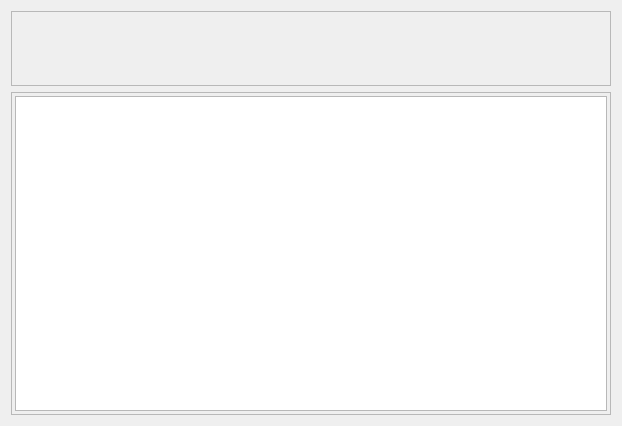
theDTV2/TDV2, file src/stats.ui: the form before one commit.
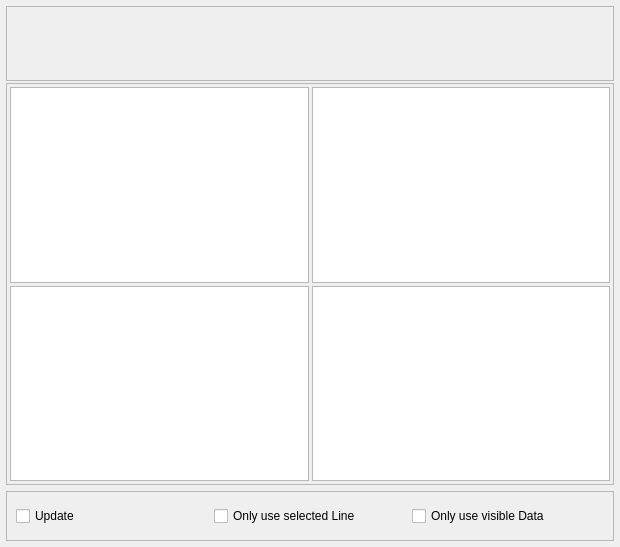
The form after the commit.

Patch:
```diff
--- a/src/stats.ui
+++ b/src/stats.ui
@@ -7,7 +7,7 @@
     <x>0</x>
     <y>0</y>
     <width>620</width>
-    <height>426</height>
+    <height>547</height>
    </rect>
   </property>
   <property name="minimumSize">
@@ -26,8 +26,23 @@
    <string>Statistics</string>
   </property>
   <layout class="QGridLayout" name="gridLayout">
+   <property name="leftMargin">
+    <number>6</number>
+   </property>
+   <property name="topMargin">
+    <number>6</number>
+   </property>
+   <property name="rightMargin">
+    <number>6</number>
+   </property>
+   <property name="bottomMargin">
+    <number>6</number>
+   </property>
    <item row="1" column="0">
-    <layout class="QVBoxLayout" name="verticalLayout">
+    <layout class="QVBoxLayout" name="mainLayout">
+     <property name="spacing">
+      <number>2</number>
+     </property>
      <item>
       <widget class="QFrame" name="topFrame">
        <property name="minimumSize">
@@ -87,7 +102,7 @@
        <property name="minimumSize">
         <size>
          <width>300</width>
-         <height>300</height>
+         <height>400</height>
         </size>
        </property>
        <property name="frameShape">
@@ -96,7 +111,7 @@
        <property name="frameShadow">
         <enum>QFrame::Raised</enum>
        </property>
-       <layout class="QVBoxLayout" name="verticalLayout_2">
+       <layout class="QHBoxLayout" name="horizontalLayout_2">
         <property name="spacing">
          <number>3</number>
         </property>
@@ -113,17 +128,71 @@
          <number>3</number>
         </property>
         <item>
-         <widget class="QGraphicsView" name="graphicsView">
-          <property name="interactive">
-           <bool>false</bool>
-          </property>
-         </widget>
+         <layout class="QGridLayout" name="chartGrid">
+          <item row="0" column="0">
+           <widget class="QGraphicsView" name="graphicsView"/>
+          </item>
+          <item row="1" column="0">
+           <widget class="QGraphicsView" name="graphicsView_2"/>
+          </item>
+          <item row="0" column="1">
+           <widget class="QGraphicsView" name="graphicsView_3"/>
+          </item>
+          <item row="1" column="1">
+           <widget class="QGraphicsView" name="graphicsView_4"/>
+          </item>
+         </layout>
         </item>
        </layout>
       </widget>
      </item>
     </layout>
    </item>
+   <item row="2" column="0">
+    <widget class="QFrame" name="bottomFrame">
+     <property name="sizePolicy">
+      <sizepolicy hsizetype="MinimumExpanding" vsizetype="Preferred">
+       <horstretch>0</horstretch>
+       <verstretch>0</verstretch>
+      </sizepolicy>
+     </property>
+     <property name="minimumSize">
+      <size>
+       <width>0</width>
+       <height>50</height>
+      </size>
+     </property>
+     <property name="frameShape">
+      <enum>QFrame::StyledPanel</enum>
+     </property>
+     <property name="frameShadow">
+      <enum>QFrame::Raised</enum>
+     </property>
+     <layout class="QHBoxLayout" name="horizontalLayout_3">
+      <item>
+       <widget class="QCheckBox" name="toggleUpdates">
+        <property name="text">
+         <string>Update</string>
+        </property>
+       </widget>
+      </item>
+      <item>
+       <widget class="QCheckBox" name="toggleSelectedLine">
+        <property name="text">
+         <string>Only use selected Line</string>
+        </property>
+       </widget>
+      </item>
+      <item>
+       <widget class="QCheckBox" name="toggleSelectedData">
+        <property name="text">
+         <string>Only use visible Data</string>
+        </property>
+       </widget>
+      </item>
+     </layout>
+    </widget>
+   </item>
   </layout>
  </widget>
  <resources/>
```
